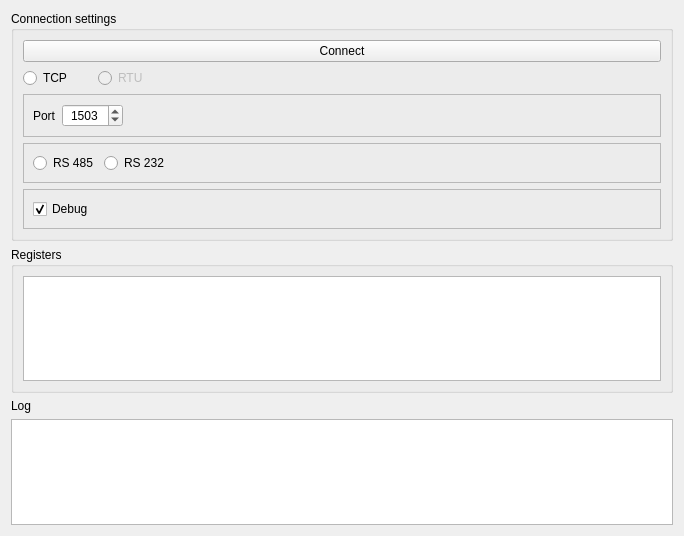
Before: the Qt Designer form src/server_form.ui in ipeperko/modbus-tester, drawn with Qt 5.
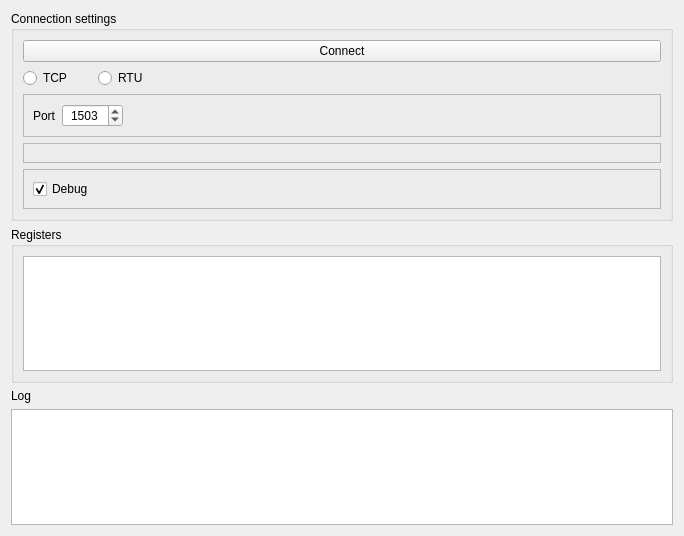
After: the same form once the commit is applied. Custom widgets are drawn as their Qt base class.

Commit message: rtu server

Diff of the .ui file:
```diff
--- a/src/server_form.ui
+++ b/src/server_form.ui
@@ -73,11 +73,14 @@
         <item>
          <widget class="QRadioButton" name="radioButton_RTU">
           <property name="enabled">
-           <bool>false</bool>
+           <bool>true</bool>
           </property>
           <property name="text">
            <string>RTU</string>
           </property>
+          <property name="checkable">
+           <bool>true</bool>
+          </property>
          </widget>
         </item>
         <item>
@@ -155,43 +158,7 @@
         <property name="frameShadow">
          <enum>QFrame::Raised</enum>
         </property>
-        <layout class="QVBoxLayout" name="verticalLayout_3">
-         <item>
-          <layout class="QHBoxLayout" name="layout_RTU">
-           <item>
-            <layout class="QHBoxLayout" name="horizontalLayout">
-             <item>
-              <widget class="QRadioButton" name="radioButton_RS485">
-               <property name="text">
-                <string>RS 485</string>
-               </property>
-              </widget>
-             </item>
-             <item>
-              <widget class="QRadioButton" name="radioButton_RS232">
-               <property name="text">
-                <string>RS 232</string>
-               </property>
-              </widget>
-             </item>
-            </layout>
-           </item>
-           <item>
-            <spacer name="horizontalSpacer_2">
-             <property name="orientation">
-              <enum>Qt::Horizontal</enum>
-             </property>
-             <property name="sizeHint" stdset="0">
-              <size>
-               <width>40</width>
-               <height>20</height>
-              </size>
-             </property>
-            </spacer>
-           </item>
-          </layout>
-         </item>
-        </layout>
+        <layout class="QVBoxLayout" name="verticalLayout_3"/>
        </widget>
       </item>
       <item>
```
The commit also changes 6 other files.
